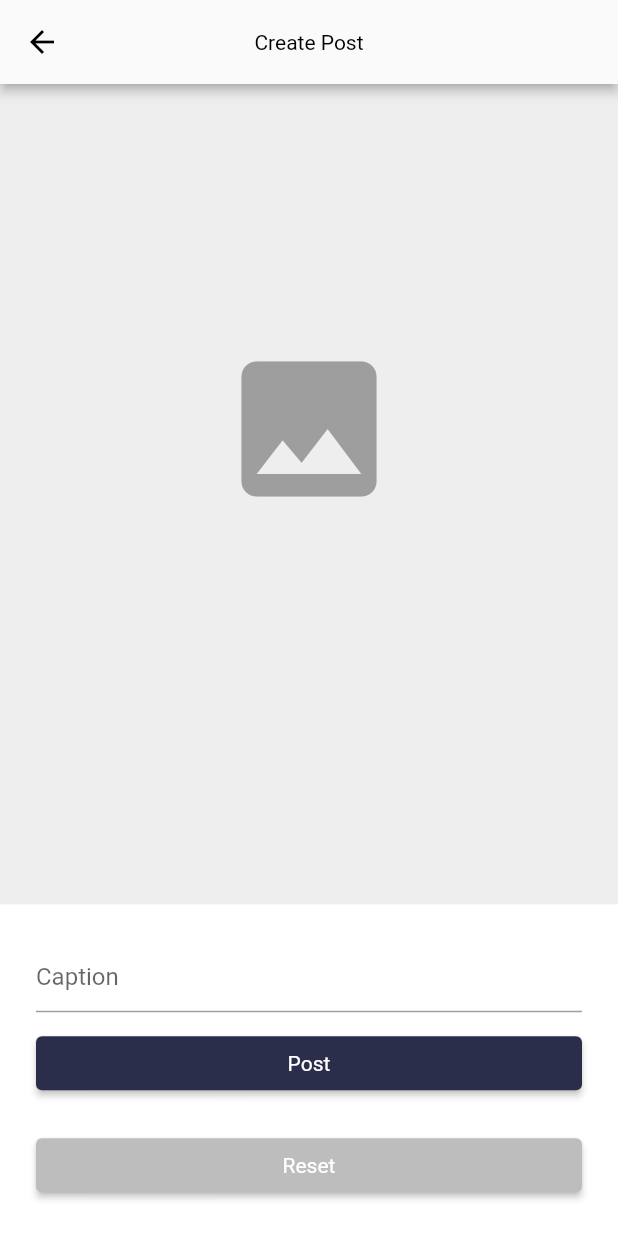
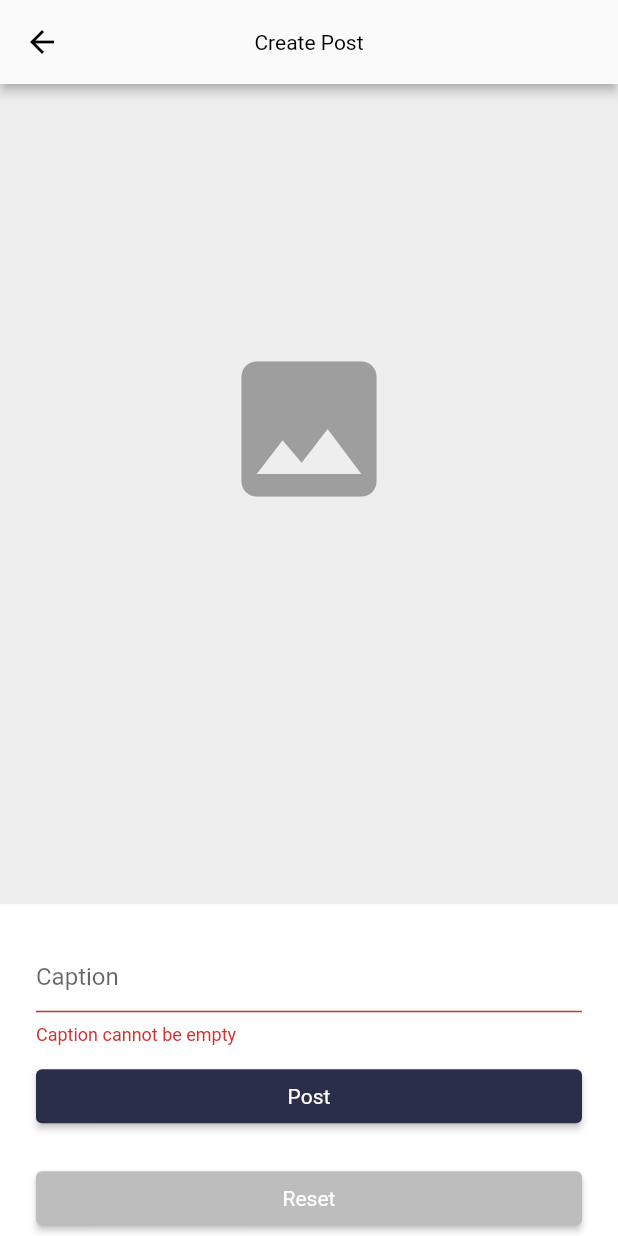
Before and after one commit to Climarxt/BOOTD, a Flutter app: the CreatePostScreen screen opened directly, scrolled down 87 dp, after a tap on "Post", on a phone screen of 412 x 824 dp. Run offline on Flutter 3.47's test engine with Material 2 defaults, Android fonts, the phone set to English and light mode, and no system bars; our stand-ins replace bloc, cached_network_image, cloud_firestore, equatable, firebase_auth, firebase_core and 10 more; missing offline and left inert: enum_to_string, firebase_helpers; accounts and stored records are empty; network calls fail; Roboto replaces fonts that are missing (Optima); project files that could hold a hidden picture were left out.

Commit message:
CleanCode - CreatePost

```diff
--- a/lib/screens/createpost/createpost_screen.dart
+++ b/lib/screens/createpost/createpost_screen.dart
@@ -6,22 +6,24 @@ import 'package:flutter/services.dart';
 import 'package:flutter_bloc/flutter_bloc.dart';
 import 'package:image_cropper/image_cropper.dart';
 
+import 'widgets/widgets.dart';
 import '../../helpers/helpers.dart';
-import '../../widgets/widgets.dart';
 import 'cubit/create_post_cubit.dart';
 
 class CreatePostScreen extends StatefulWidget {
   static const String routeName = '/createPost';
 
-  const CreatePostScreen({super.key});
+  const CreatePostScreen({Key? key}) : super(key: key);
 
   @override
   State<CreatePostScreen> createState() => _CreatePostScreenState();
 }
 
 class _CreatePostScreenState extends State<CreatePostScreen> {
-  late File _image;
+  // Image file to be posted
+  late File _postImage;
 
+  // Helper for image operations
   final imageHelper = ImageHelperPost();
 
   final GlobalKey<FormState> _formKey = GlobalKey<FormState>();
@@ -45,48 +47,49 @@ class _CreatePostScreenState extends State<CreatePostScreen> {
           ),
         ),
         body: BlocConsumer<CreatePostCubit, CreatePostState>(
-          listener: (context, state) {
+          listener: (context, state) =>
+              _handleCreatePostStateChanges(context, state),
+          builder: (context, state) => _buildForm(context, state),
+        ),
+      ),
+    );
+  }
+
+  // Handles different state changes
+  void _handleCreatePostStateChanges(
+      BuildContext context, CreatePostState state) {
     if (state.status == CreatePostStatus.success) {
+      _resetForm(context);
+      SnackbarUtil.showSuccessSnackbar(context, 'Post Created');
+    } else if (state.status == CreatePostStatus.error) {
+      SnackbarUtil.showErrorSnackbar(context, state.failure.message);
+    }
+  }
+
+  // Resets the form
+  void _resetForm(BuildContext context) {
     _formKey.currentState!.reset();
     context.read<CreatePostCubit>().reset();
+  }
 
-              ScaffoldMessenger.of(context).showSnackBar(
-                const SnackBar(
-                  backgroundColor: Colors.green,
-                  duration: Duration(seconds: 1),
-                  content: Text('Post Created'),
-                ),
-              );
-            } else if (state.status == CreatePostStatus.error) {
-              showDialog(
-                context: context,
-                builder: (context) =>
-                    ErrorDialog(content: state.failure.message),
-              );
-            }
-          },
-          builder: (context, state) {
+  // Builds the form
+  Widget _buildForm(BuildContext context, CreatePostState state) {
     return SingleChildScrollView(
       child: Column(
         children: [
-                  GestureDetector(
-                    onTap: () async {
-                      final file = await imageHelper.pickImage();
-                      if (file != null) {
-                        final croppedFile = await imageHelper.crop(
-                          file: file,
-                          cropStyle: CropStyle.rectangle,
+          _buildImageSection(context, state),
+          if (state.status == CreatePostStatus.submitting)
+            const LinearProgressIndicator(),
+          _buildCaptionInputAndButtons(context, state),
+        ],
+      ),
     );
-                        if (croppedFile != null) {
-                          setState(() {
-                            _image = File(croppedFile.path);
-                            context
-                                .read<CreatePostCubit>()
-                                .postImageChanged(_image);
-                          });
   }
-                      }
-                    },
+
+  // Builds the image section of the form
+  Widget _buildImageSection(BuildContext context, CreatePostState state) {
+    return GestureDetector(
+      onTap: () async => _pickAndCropImage(context),
       child: Container(
         height: MediaQuery.of(context).size.height / 1.3,
         width: double.infinity,
@@ -99,83 +102,88 @@ class _CreatePostScreenState extends State<CreatePostScreen> {
                 size: 120.0,
               ),
       ),
-                  ),
-                  if (state.status == CreatePostStatus.submitting)
-                    const LinearProgressIndicator(),
-                  Padding(
+    );
+  }
+
+  // Picks and crops the image
+  Future<void> _pickAndCropImage(BuildContext context) async {
+    final file = await imageHelper.pickImage();
+    if (file != null) {
+      final croppedFile = await imageHelper.crop(
+        file: file,
+        cropStyle: CropStyle.rectangle,
+      );
+      if (croppedFile != null) {
+        setState(() {
+          _postImage = File(croppedFile.path);
+          context.read<CreatePostCubit>().postImageChanged(_postImage);
+        });
+      }
+    }
+  }
+
+  // Builds the caption input and buttons
+  Widget _buildCaptionInputAndButtons(
+      BuildContext context, CreatePostState state) {
+    return Padding(
       padding: const EdgeInsets.all(24.0),
       child: Form(
         key: _formKey,
         child: Column(
           crossAxisAlignment: CrossAxisAlignment.stretch,
           children: [
-                          TextFormField(
-                            decoration: InputDecoration(hintText: 'Caption'),
-                            onChanged: (value) => context
-                                .read<CreatePostCubit>()
-                                .captionChanged(value),
-                            validator: (value) => value!.trim().isEmpty
-                                ? 'La description ne peut pas être vide'
-                                : null,
-                          ),
+            _buildCaptionInput(context),
             const SizedBox(height: 10.0),
-                          ElevatedButton(
-                            style: ElevatedButton.styleFrom(
-                              backgroundColor: Theme.of(context).primaryColor,
-                              textStyle: const TextStyle(color: Colors.white),
-                            ),
-                            onPressed: () => _submitForm(
-                              context,
-                              state.postImage!,
-                              state.status == CreatePostStatus.submitting,
-                            ),
-                            child: const Text('Post'),
-                          ),
+            _buildPostButton(context, state),
             const SizedBox(height: 20),
-                          ElevatedButton(
-                            style: ElevatedButton.styleFrom(
-                              backgroundColor: grey,
-                              textStyle: const TextStyle(color: Colors.white),
-                            ),
-                            onPressed: () => _submitReset(
-                              context,
-                            ),
-                            child: const Text('Reset'),
-                          ),
+            _buildResetButton(context),
           ],
-                      ),
-                    ),
-                  ),
-                ],
-              ),
-            );
-          },
         ),
       ),
     );
   }
 
-  // void _selectPostImage(BuildContext context) async {
-  //   final pickedFile = await ImageHelper.pickImageFromGallery(
-  //     context: context,
-  //     cropStyle: CropStyle.rectangle,
-  //     title: 'Create Post',
-  //   );
-  //   if (pickedFile != null) {
-  //     context.read<CreatePostCubit>().postImageChanged(pickedFile);
-  //   }
-  // }
+  // Builds the caption input field
+  Widget _buildCaptionInput(BuildContext context) {
+    return TextFormField(
+      decoration: InputDecoration(hintText: 'Caption'),
+      onChanged: (value) =>
+          context.read<CreatePostCubit>().captionChanged(value),
+      validator: (value) =>
+          value!.trim().isEmpty ? 'Caption cannot be empty' : null,
+    );
+  }
 
-  void _submitForm(BuildContext context, File? postImage, bool isSubmitting) {
-    if (_formKey.currentState!.validate() &&
-        postImage != null &&
-        !isSubmitting) {
+  // Builds the post button
+  Widget _buildPostButton(BuildContext context, CreatePostState state) {
+    return ElevatedButton(
+      style: ElevatedButton.styleFrom(
+        backgroundColor: Theme.of(context).primaryColor,
+        textStyle: const TextStyle(color: Colors.white),
+      ),
+      onPressed: state.status != CreatePostStatus.submitting
+          ? () => _submitForm(context)
+          : null,
+      child: const Text('Post'),
+    );
+  }
+
+  // Builds the reset button
+  Widget _buildResetButton(BuildContext context) {
+    return ElevatedButton(
+      style: ElevatedButton.styleFrom(
+        backgroundColor: grey,
+        textStyle: const TextStyle(color: Colors.white),
+      ),
+      onPressed: () => _resetForm(context),
+      child: const Text('Reset'),
+    );
+  }
+
+  // Submits the form
+  void _submitForm(BuildContext context) {
+    if (_formKey.currentState!.validate() && _postImage != null) {
       context.read<CreatePostCubit>().submit();
     }
   }
-
-  void _submitReset(BuildContext context) {
-    _formKey.currentState!.reset();
-    context.read<CreatePostCubit>().reset();
 }
-}
--- /dev/null
+++ b/lib/screens/createpost/widgets/widgets.dart
@@ -0,0 +1 @@
+export 'snackbar_util.dart';
```
Also changed, not shown: lib/screens/createpost/widgets/snackbar_util.dart (added, +23 -0 lines). Lines whose indentation alone changed are shown as unchanged.
